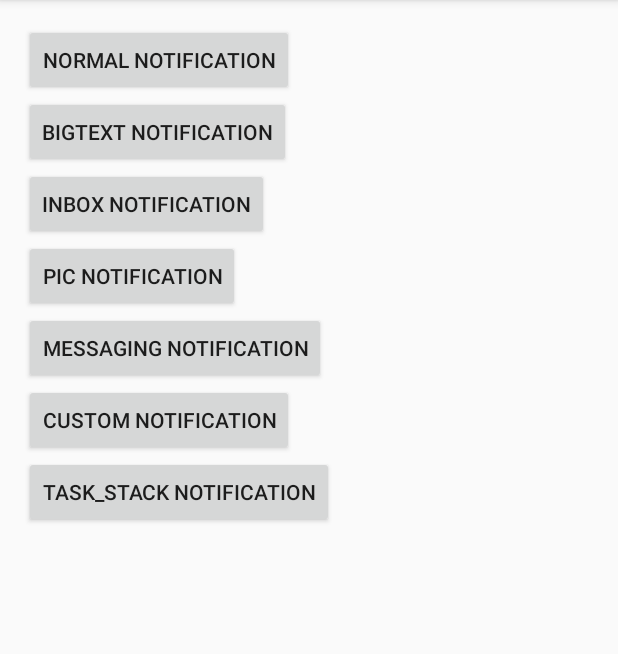
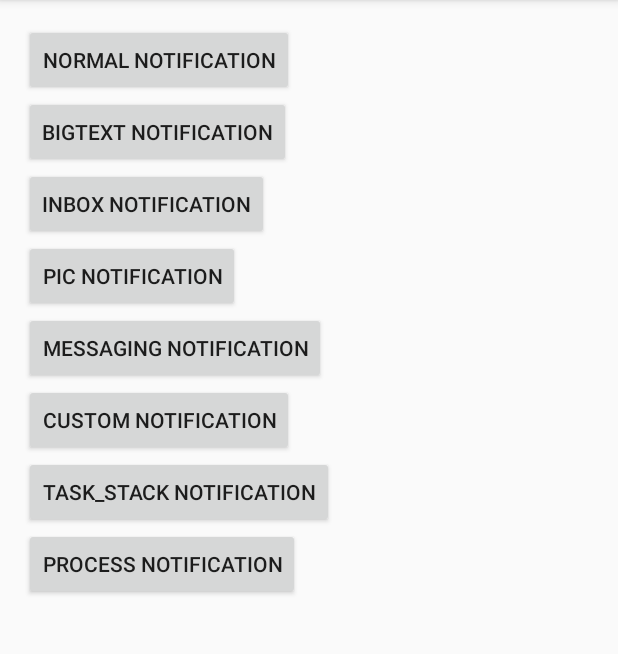
Before and after one commit to huanglongyu/Demos, an Android app: the screen it shows after launch (MainActivity), on a phone screen of 412 x 824 dp, the part 84-738 px from its top. Run offline under Robolectric (Android 15) with nearby library versions, the phone set to English and light mode, and no system bars.

Commit message:
[Notification] add process style

```diff
--- a/Android/Notification/app/src/main/java/com/example/hly/notificationdemo/MainActivity.java
+++ b/Android/Notification/app/src/main/java/com/example/hly/notificationdemo/MainActivity.java
@@ -24,6 +24,7 @@ public class MainActivity extends AppCompatActivity implements View.OnClickListe
         findViewById(R.id.message).setOnClickListener(this);
         findViewById(R.id.custom).setOnClickListener(this);
         findViewById(R.id.task_stack).setOnClickListener(this);
+        findViewById(R.id.process).setOnClickListener(this);
     }
 
     @Override
@@ -47,6 +48,9 @@ public class MainActivity extends AppCompatActivity implements View.OnClickListe
             case R.id.task_stack:
                 mNotificationCompatImpl = new TaskStackNotification(MainActivity.this);
                 break;
+            case R.id.process:
+                mNotificationCompatImpl = new ProcessNotification(MainActivity.this);
+                break;
             case R.id.message:
                 mNotificationCompatImpl = new MessagingNotification(MainActivity.this);
                 ((MessagingNotification)mNotificationCompatImpl).showTwo();
--- a/Android/Notification/app/src/main/res/layout/activity_main.xml
+++ b/Android/Notification/app/src/main/res/layout/activity_main.xml
@@ -52,4 +52,10 @@
         android:layout_width="wrap_content"
         android:layout_height="wrap_content"
         android:text="task_stack notification" />
+
+    <Button
+        android:id="@+id/process"
+        android:layout_width="wrap_content"
+        android:layout_height="wrap_content"
+        android:text="process notification" />
 </LinearLayout>
```
Also changed, not shown: Android/Notification/app/src/main/java/com/example/hly/notificationdemo/ProcessNotification.java (added, +53 -0 lines).
